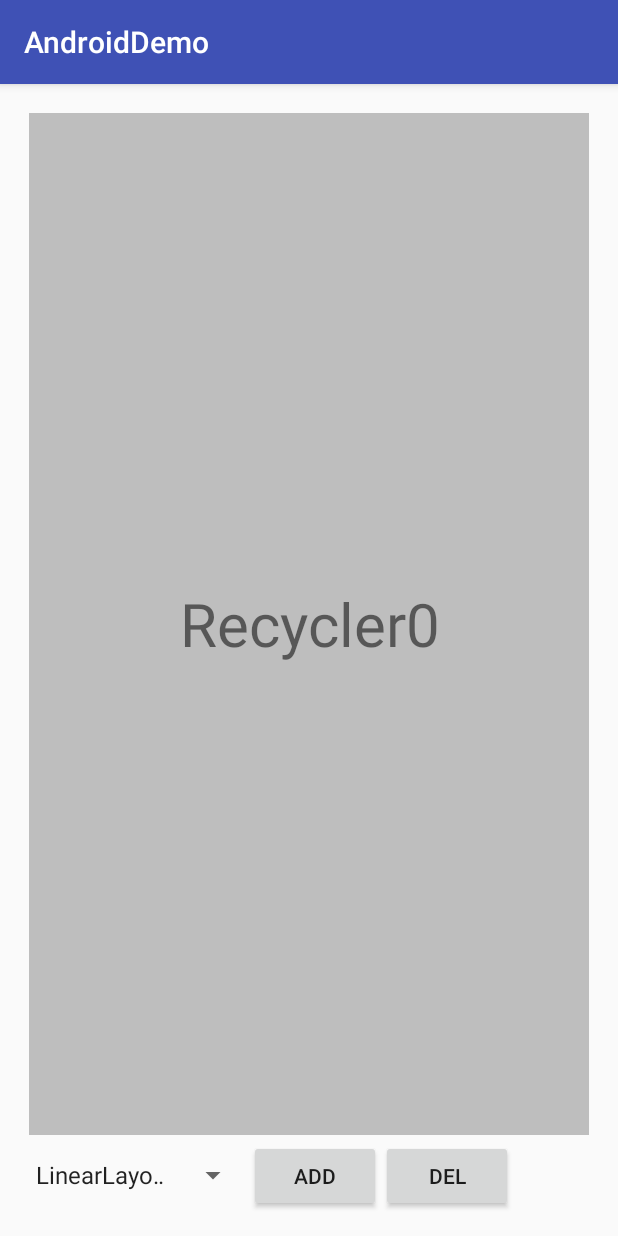
After one commit to jidishengguang123/AndroidDemo, an Android app: the RecyclerViewActivity screen opened directly, with no data from a screen before it, on a phone screen of 412 x 824 dp. The commit adds this screen. Run offline under Robolectric (Android 15) with nearby library versions, the phone set to English and light mode, and no system bars.

Commit message:
提交RecyclerView演示demo

```diff
--- a/app/build.gradle
+++ b/app/build.gradle
@@ -6,7 +6,7 @@ android {
 
     defaultConfig {
         applicationId "com.jeck.demo"
-        minSdkVersion 21
+        minSdkVersion 17
         targetSdkVersion 23
         versionCode 1
         versionName "1.0"
@@ -34,4 +34,5 @@ dependencies {
     compile 'com.google.code.gson:gson:2.5'
     compile 'de.greenrobot:eventbus:2.4.0'
     compile 'com.android.support:palette-v7:23.1.1'
+    compile 'com.android.support:recyclerview-v7:23.1.1'
 }
--- a/app/src/main/AndroidManifest.xml
+++ b/app/src/main/AndroidManifest.xml
@@ -76,6 +76,8 @@
         </activity>
         <activity android:name=".activity.ClippingActivity">
         </activity>
+        <activity android:name=".activity.RecyclerViewActivity">
+        </activity>
     </application>
 
 </manifest>
--- a/app/src/main/java/com/jeck/demo/activity/MainActivity.java
+++ b/app/src/main/java/com/jeck/demo/activity/MainActivity.java
@@ -69,4 +69,9 @@ public class MainActivity extends AppCompatActivity {
         Intent intent = new Intent(this,ClippingActivity.class);
         startActivity(intent);
     }
+
+    public void startRecyclerViewActivity(View view){
+        Intent intent = new Intent(this,RecyclerViewActivity.class);
+        startActivity(intent);
+    }
 }
--- /dev/null
+++ b/app/src/main/java/com/jeck/demo/activity/RecyclerViewActivity.java
@@ -0,0 +1,112 @@
+package com.jeck.demo.activity;
+
+import android.animation.Animator;
+import android.animation.AnimatorListenerAdapter;
+import android.os.Bundle;
+import android.support.v7.app.AppCompatActivity;
+import android.support.v7.widget.DefaultItemAnimator;
+import android.support.v7.widget.GridLayoutManager;
+import android.support.v7.widget.LinearLayoutManager;
+import android.support.v7.widget.RecyclerView;
+import android.view.View;
+import android.widget.AdapterView;
+import android.widget.Spinner;
+
+import com.jeck.demo.R;
+import com.jeck.demo.adapter.RecyclerAdapter;
+
+import java.util.ArrayList;
+import java.util.List;
+
+public class RecyclerViewActivity extends AppCompatActivity {
+    private RecyclerView mRecyclerView;
+    private RecyclerAdapter mRecyclerAdapter;
+    private RecyclerView.LayoutManager mLayoutManager;
+    private Spinner mSpinner;
+
+    private List<String> mData = new ArrayList<String>();
+
+    @Override
+    protected void onCreate(Bundle savedInstanceState) {
+        super.onCreate(savedInstanceState);
+        setContentView(R.layout.activity_recycler_view);
+
+        initView();
+        initData();
+    }
+
+    private void initView(){
+        mSpinner = (Spinner) findViewById(R.id.spinner);
+        mRecyclerView = (RecyclerView) findViewById(R.id.recycler_view);
+
+        mLayoutManager = new LinearLayoutManager(this);
+        mRecyclerView.setLayoutManager(mLayoutManager);
+        mRecyclerView.setHasFixedSize(true);
+        //设置显示动画
+        mRecyclerView.setItemAnimator(new DefaultItemAnimator());
+
+        mSpinner.setOnItemSelectedListener(new AdapterView.OnItemSelectedListener() {
+
+            @Override
+            public void onItemSelected(AdapterView<?> parent, View view, int position, long id) {
+                switch (position) {
+                    case 0:
+                        //设置为线性布局
+                        mRecyclerView.setLayoutManager(new LinearLayoutManager(RecyclerViewActivity.this));
+                        break;
+                    case 1:
+                        //设置为表格布局
+                        mRecyclerView.setLayoutManager(new GridLayoutManager(RecyclerViewActivity.this, 3));
+                        break;
+                    default:
+                        break;
+                }
+            }
+
+            @Override
+            public void onNothingSelected(AdapterView<?> parent) {
+
+            }
+        });
+    }
+
+    private void initData(){
+        //增加测试数据
+        for (int i = 0;i < 10;i++){
+            mData.add("Recycler"+i);
+        }
+
+        mRecyclerAdapter = new RecyclerAdapter(mData);
+        mRecyclerView.setAdapter(mRecyclerAdapter);
+
+        mRecyclerAdapter.setOnItemClickListener(new RecyclerAdapter.OnItemClickListener() {
+            @Override
+            public void onItemClick(final View view, int position) {
+                view.animate().translationZ(15f).setDuration(300).setListener(new AnimatorListenerAdapter() {
+                    @Override
+                    public void onAnimationEnd(Animator animation) {
+                        super.onAnimationEnd(animation);
+                        view.animate().translationZ(1f).setDuration(500).start();
+                    }
+                });
+            }
+        });
+    }
+
+    public void addRecycler(View view){
+        int position = mData.size();
+        mData.add("Recycler"+position);
+        if (position > 0){
+            mRecyclerAdapter.notifyDataSetChanged();
+        }
+    }
+
+    public void delRecycler(View view){
+        int position = mData.size();
+        if (position > 0){
+            mData.remove(position - 1);
+            mRecyclerAdapter.notifyDataSetChanged();
+        }
+    }
+
+}
--- /dev/null
+++ b/app/src/main/java/com/jeck/demo/adapter/RecyclerAdapter.java
@@ -0,0 +1,72 @@
+package com.jeck.demo.adapter;
+
+import android.support.v7.widget.RecyclerView;
+import android.view.LayoutInflater;
+import android.view.View;
+import android.view.ViewGroup;
+import android.widget.TextView;
+
+import com.jeck.demo.R;
+
+import java.util.List;
+
+/**
+ * Author:liyang
+ * Email:jidishengguang123@163.com
+ * Date: 2016-01-29
+ * Time: 11:22
+ * Description:
+ */
+public class RecyclerAdapter extends RecyclerView.Adapter<RecyclerAdapter.ViewHolder> {
+
+    private OnItemClickListener mOnItemClickListener;
+
+    private List<String> mData;
+
+    public RecyclerAdapter(List<String> data){
+        mData = data;
+    }
+
+    public void setOnItemClickListener(OnItemClickListener onItemClickListener) {
+        mOnItemClickListener = onItemClickListener;
+    }
+
+    @Override
+    public ViewHolder onCreateViewHolder(ViewGroup parent, int viewType) {
+        //将布局转化为View并传递给RecycleView封装好的ViewHolder
+        View v = LayoutInflater.from(parent.getContext()).inflate(R.layout.rc_item,parent,false);
+        return new ViewHolder(v);
+    }
+
+    @Override
+    public void onBindViewHolder(ViewHolder holder, int position) {
+        holder.mTextView.setText(mData.get(position));
+    }
+
+    @Override
+    public int getItemCount() {
+        return mData.size();
+    }
+
+    public interface OnItemClickListener{
+        void onItemClick(View view,int position);
+    }
+
+    class ViewHolder extends RecyclerView.ViewHolder implements View.OnClickListener{
+        private TextView mTextView;
+
+        public ViewHolder(View itemView) {
+            super(itemView);
+            mTextView = (TextView) itemView;
+            mTextView.setOnClickListener(this);
+        }
+
+        //通过接口回调来实现RecyclerView的点击事件
+        @Override
+        public void onClick(View v) {
+            if (mOnItemClickListener != null){
+                mOnItemClickListener.onItemClick(v,getAdapterPosition());
+            }
+        }
+    }
+}
--- a/app/src/main/res/layout/activity_main.xml
+++ b/app/src/main/res/layout/activity_main.xml
@@ -111,6 +111,14 @@
                 android:onClick="startClippingActivity"
                 android:text="startClippingActivity"/>
 
+            <Button
+                android:layout_width="wrap_content"
+                android:layout_height="wrap_content"
+                android:layout_marginTop="10dp"
+                android:background="@drawable/button_select_bg"
+                android:onClick="startRecyclerViewActivity"
+                android:text="startRecyclerViewActivity"/>
+
         </LinearLayout>
     </ScrollView>
 
--- /dev/null
+++ b/app/src/main/res/layout/activity_recycler_view.xml
@@ -0,0 +1,52 @@
+<?xml version="1.0" encoding="utf-8"?>
+<LinearLayout
+    xmlns:android="http://schemas.android.com/apk/res/android"
+    xmlns:tools="http://schemas.android.com/tools"
+    android:layout_width="match_parent"
+    android:layout_height="match_parent"
+    android:orientation="vertical"
+    android:paddingBottom="@dimen/activity_vertical_margin"
+    android:paddingLeft="@dimen/activity_horizontal_margin"
+    android:paddingRight="@dimen/activity_horizontal_margin"
+    android:paddingTop="@dimen/activity_vertical_margin"
+    tools:context="com.jeck.demo.activity.RecyclerViewActivity">
+
+    <android.support.v7.widget.RecyclerView
+        android:id="@+id/recycler_view"
+        android:layout_width="match_parent"
+        android:layout_height="wrap_content"
+        android:layout_weight="1">
+
+    </android.support.v7.widget.RecyclerView>
+
+    <LinearLayout
+        android:layout_width="match_parent"
+        android:layout_height="wrap_content"
+        android:layout_weight="0"
+        android:orientation="horizontal">
+
+        <Spinner
+            android:id="@+id/spinner"
+            android:layout_width="150dp"
+            android:layout_height="wrap_content"
+            android:entries="@array/layout_manager">
+
+        </Spinner>
+
+        <Button
+            android:onClick="addRecycler"
+            android:layout_width="wrap_content"
+            android:layout_height="wrap_content"
+            android:text="ADD"/>
+
+        <Button
+            android:onClick="delRecycler"
+            android:layout_width="wrap_content"
+            android:layout_height="wrap_content"
+            android:text="DEL"/>
+
+    </LinearLayout>
+
+
+
+</LinearLayout>
--- /dev/null
+++ b/app/src/main/res/layout/rc_item.xml
@@ -0,0 +1,10 @@
+<?xml version="1.0" encoding="utf-8"?>
+<TextView xmlns:android="http://schemas.android.com/apk/res/android"
+          android:layout_width="match_parent"
+          android:layout_height="match_parent"
+          android:layout_margin="3dp"
+          android:background="#bebebe"
+          android:gravity="center"
+          android:textSize="40sp">
+
+</TextView>
--- a/app/src/main/res/values/strings.xml
+++ b/app/src/main/res/values/strings.xml
@@ -5,4 +5,9 @@
     <string name="title_activity_watch_view">WatchViewActivity</string>
     <string name="dummy_button">Dummy Button</string>
     <string name="dummy_content">DUMMY\nCONTENT</string>
+
+    <string-array name="layout_manager">
+        <item>LinearLayoutManager</item>
+        <item>GridLayoutManager</item>
+    </string-array>
 </resources>
```
